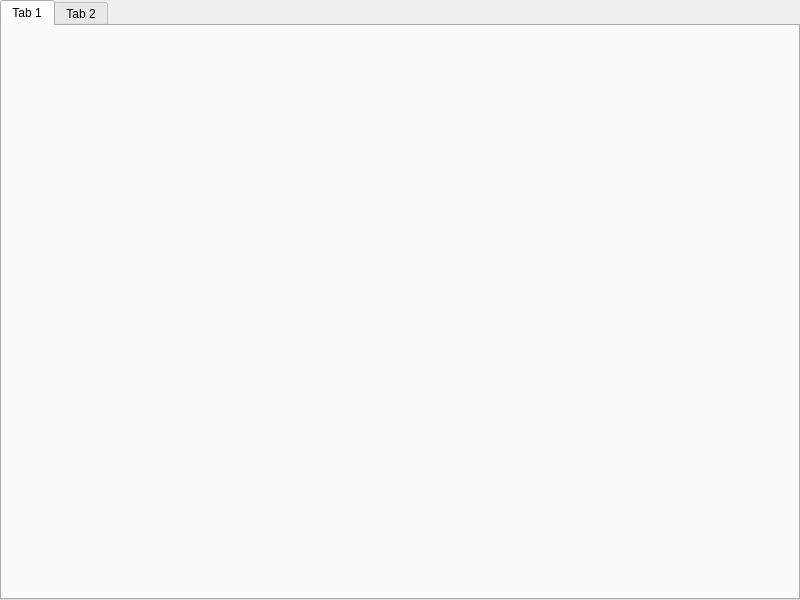
Old version of the form QtGuiApplicationTest/QtGuiApplicationTest/QtGuiApplicationTest.ui in the repository xautshuanglong/QtLearningRepository.
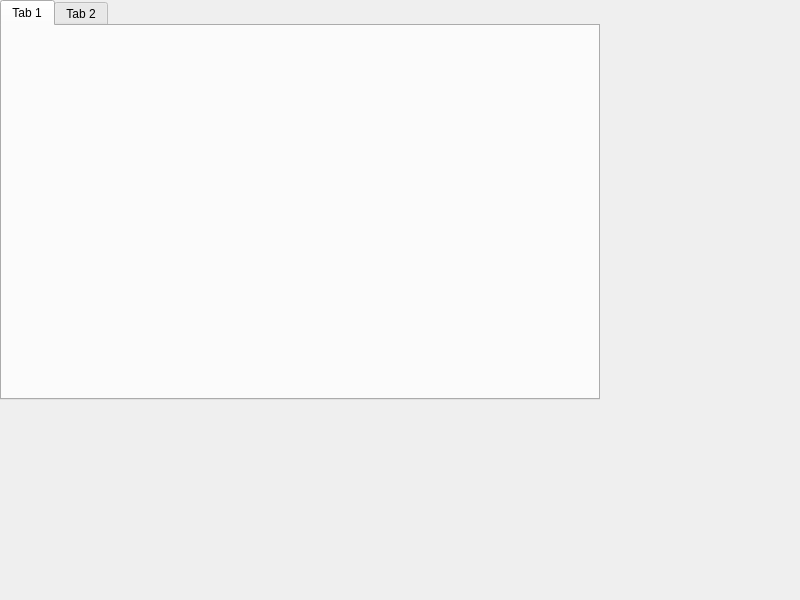
New version of the form.

Patch:
```diff
--- a/QtGuiApplicationTest/QtGuiApplicationTest/QtGuiApplicationTest.ui
+++ b/QtGuiApplicationTest/QtGuiApplicationTest/QtGuiApplicationTest.ui
@@ -10,6 +10,12 @@
     <height>600</height>
    </rect>
   </property>
+  <property name="minimumSize">
+   <size>
+    <width>600</width>
+    <height>400</height>
+   </size>
+  </property>
   <property name="windowTitle">
    <string>QtGuiApplicationTest</string>
   </property>
@@ -19,14 +25,14 @@
      <rect>
       <x>0</x>
       <y>0</y>
-      <width>800</width>
-      <height>600</height>
+      <width>600</width>
+      <height>400</height>
      </rect>
     </property>
     <property name="minimumSize">
      <size>
-      <width>800</width>
-      <height>600</height>
+      <width>0</width>
+      <height>0</height>
      </size>
     </property>
     <property name="currentIndex">
```
